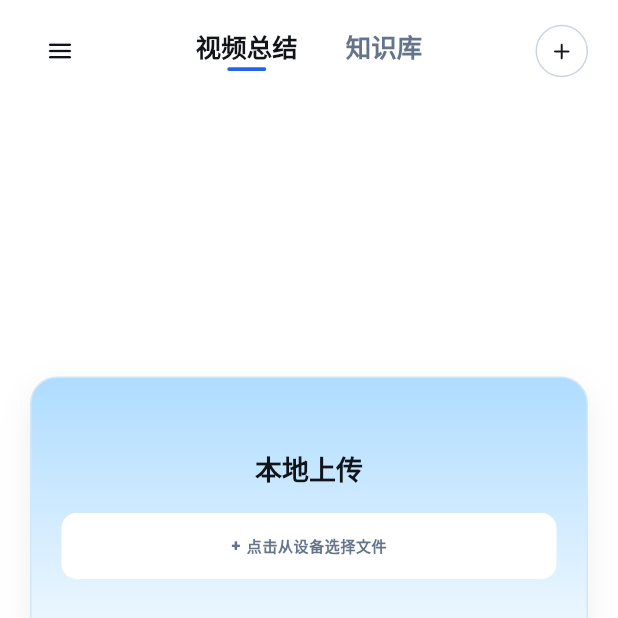
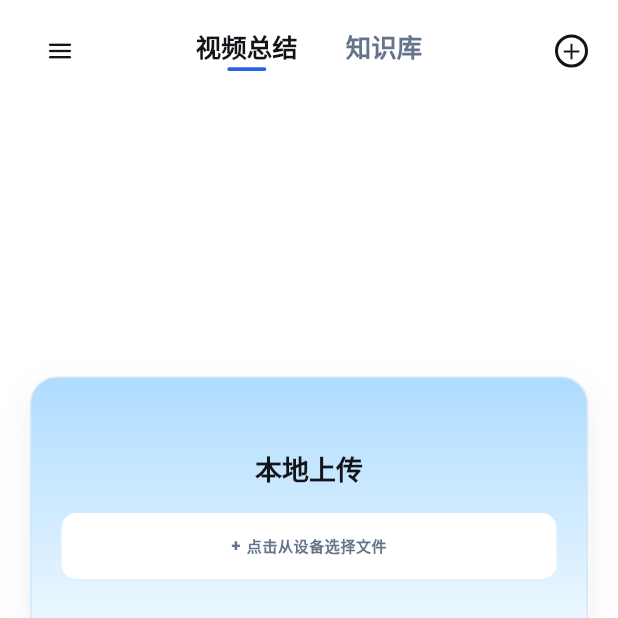
Before and after one commit to ZanytriumPH/vidnexus, a Flutter app: the KnowledgeBaseHomeScreen screen opened by its route, after a tap on "视频总结", on a phone screen of 412 x 824 dp, the top half of it. Run offline on Flutter 3.47's test engine with Material 3 defaults, Android fonts, the light colour scheme and no system bars; our stand-ins replace flutter_riverpod.

Commit message:
导航栏右侧加号按钮全局样式提取与精修

```diff
--- /dev/null
+++ b/lib/app/widgets/app_header_add_button.dart
@@ -0,0 +1,39 @@
+import 'package:flutter/material.dart';
+
+import '../theme/app_colors.dart';
+
+class AppHeaderAddButton extends StatelessWidget {
+  const AppHeaderAddButton({required this.onPressed, super.key});
+
+  final VoidCallback onPressed;
+
+  static const double _size = 22;
+  static const double _borderWidth = 2.0;
+  static const double _iconSize = 18;
+
+  @override
+  Widget build(BuildContext context) {
+    return InkWell(
+      onTap: onPressed,
+      borderRadius: BorderRadius.circular(_size / 2),
+      child: Container(
+        width: _size,
+        height: _size,
+        decoration: BoxDecoration(
+          shape: BoxShape.circle,
+          border: Border.all(
+            color: AppColors.textPrimary,
+            width: _borderWidth,
+          ),
+        ),
+        child: const Center(
+          child: Icon(
+            Icons.add,
+            size: _iconSize,
+            color: AppColors.textPrimary,
+          ),
+        ),
+      ),
+    );
+  }
+}
--- a/lib/features/home/widgets/home_shell_widgets.dart
+++ b/lib/features/home/widgets/home_shell_widgets.dart
@@ -2,6 +2,7 @@ import 'package:flutter/material.dart';
 
 import '../../../app/theme/app_theme.dart';
 import '../../../app/widgets/app_bottom_nav.dart';
+import '../../../app/widgets/app_header_add_button.dart';
 import '../../../app/theme/app_colors.dart';
 import '../../../app/widgets/app_card.dart';
 
@@ -29,12 +30,7 @@ class HomeHeaderRow extends StatelessWidget {
         onPressed: onMenuPressed,
         child: const Icon(Icons.menu_rounded, size: 20),
       ),
-      trailing: RoundGhostButton(
-        outlined: true,
-        size: 35,
-        onPressed: onNewSessionPressed,
-        child: const Icon(Icons.add_rounded, size: 18),
-      ),
+      trailing: AppHeaderAddButton(onPressed: onNewSessionPressed),
     );
   }
 }
--- a/lib/features/knowledge_base/knowledge_base_home_screen.dart
+++ b/lib/features/knowledge_base/knowledge_base_home_screen.dart
@@ -5,6 +5,7 @@ import '../../app/routing/app_router.dart';
 import '../../app/theme/app_colors.dart';
 import '../../app/widgets/app_bottom_nav.dart';
 import '../../app/widgets/app_card.dart';
+import '../../app/widgets/app_header_add_button.dart';
 import 'knowledge_base_models.dart';
 import 'widgets/knowledge_base_shared_widgets.dart';
 
@@ -90,7 +91,7 @@ class _KnowledgeBaseHeader extends StatelessWidget {
           onSectionSelected: onSectionSelected,
           title: '知识库',
           showTitle: false,
-          trailing: _HeaderPlusButton(onPressed: onCreatePressed),
+          trailing: AppHeaderAddButton(onPressed: onCreatePressed),
         ),
         const SizedBox(height: 12),
         Text(
@@ -102,38 +103,6 @@ class _KnowledgeBaseHeader extends StatelessWidget {
           ),
         ),
       ],
-    );
-  }
-}
-
-class _HeaderPlusButton extends StatelessWidget {
-  const _HeaderPlusButton({required this.onPressed});
-
-  final VoidCallback onPressed;
-
-  @override
-  Widget build(BuildContext context) {
-    return Material(
-      color: Colors.transparent,
-      shape: RoundedRectangleBorder(
-        borderRadius: BorderRadius.circular(17.5),
-        side: const BorderSide(color: AppColors.borderStrong),
-      ),
-      child: InkWell(
-        onTap: onPressed,
-        borderRadius: BorderRadius.circular(17.5),
-        child: const SizedBox(
-          width: 35,
-          height: 35,
-          child: Center(
-            child: Icon(
-              Icons.add_rounded,
-              size: 18,
-              color: AppColors.textPrimary,
-            ),
-          ),
-        ),
-      ),
     );
   }
 }
--- a/lib/features/knowledge_base/widgets/knowledge_base_shared_widgets.dart
+++ b/lib/features/knowledge_base/widgets/knowledge_base_shared_widgets.dart
@@ -1,7 +1,7 @@
 import 'package:flutter/material.dart';
 
+import '../../../app/theme/app_colors.dart';
 import '../../../app/widgets/app_bottom_nav.dart';
-import '../../../app/theme/app_colors.dart';
 import '../knowledge_base_models.dart';
 
 class KnowledgeBaseTopBar extends StatelessWidget {
```
Also changed, not shown: lib/features/knowledge_base/knowledge_base_chat_screen.dart (+2 -20 lines), lib/features/knowledge_base/knowledge_base_session_screen.dart (+2 -19 lines), lib/features/knowledge_base/knowledge_base_sources_screen.dart (+3 -18 lines).
